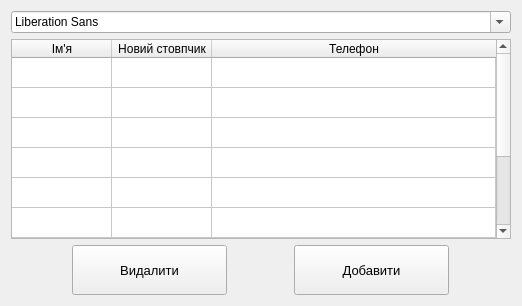
MaksWellFine/OOP, file Courcework_18-19/MedicineCards/widgetpatients.ui: the form before one commit.
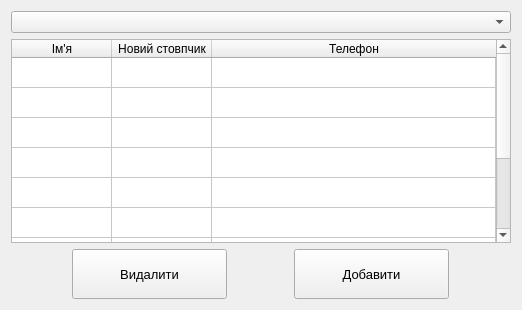
The form after the commit.

Patch:
```diff
--- a/Courcework_18-19/MedicineCards/widgetpatients.ui
+++ b/Courcework_18-19/MedicineCards/widgetpatients.ui
@@ -6,8 +6,8 @@
    <rect>
     <x>0</x>
     <y>0</y>
-    <width>483</width>
-    <height>289</height>
+    <width>522</width>
+    <height>310</height>
    </rect>
   </property>
   <property name="windowTitle">
@@ -15,7 +15,7 @@
   </property>
   <layout class="QVBoxLayout" name="verticalLayout">
    <item>
-    <widget class="QFontComboBox" name="comboBoxSpecialties"/>
+    <widget class="QComboBox" name="comboBox"/>
    </item>
    <item>
     <widget class="QTableWidget" name="tableWidget">
```
